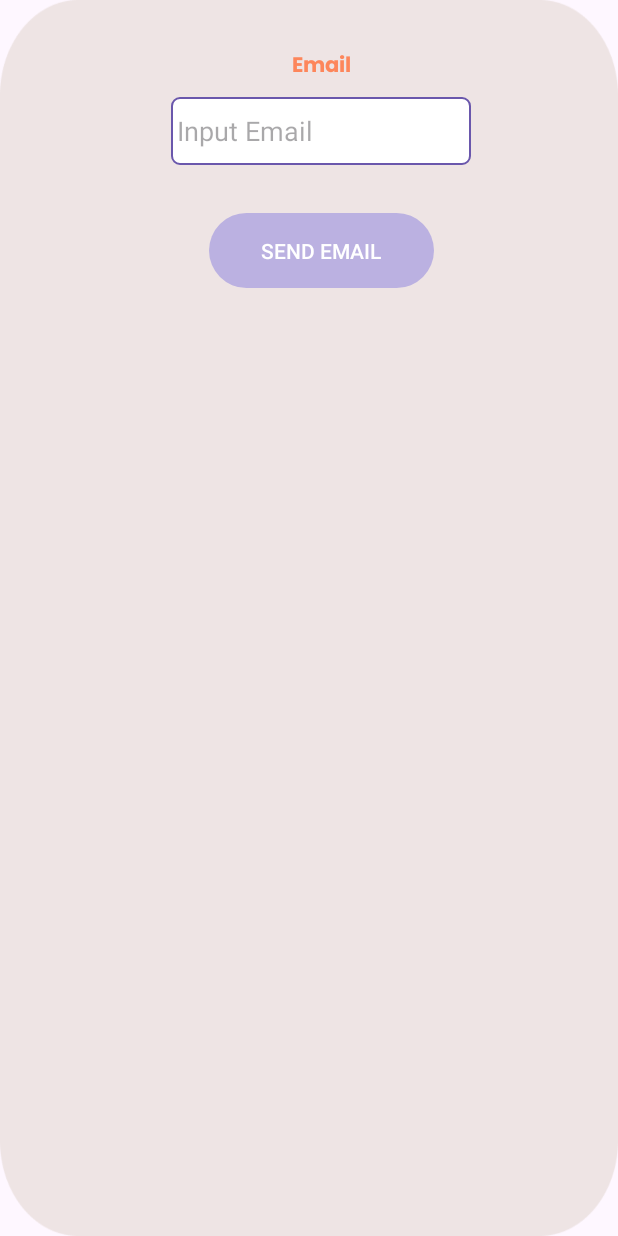
After one commit to Bangkit-Capstone-Project-CH2-PS025/mobile-development, an Android app: the layout fragment_forgot_password.xml on its own in the app's theme, with its tools: preview values and no code run, on a phone screen of 412 x 824 dp. The commit adds this screen. Run offline under Robolectric (Android 15) with nearby library versions, the phone set to English and light mode, and no system bars; Roboto replaces fonts that are not available here.

Commit message:
feat: add forgot password

```diff
--- a/app/src/main/java/com/itinergo/data/request/ForgotPasswordRequest.kt
+++ b/app/src/main/java/com/itinergo/data/request/ForgotPasswordRequest.kt
@@ -4,5 +4,5 @@ import com.google.gson.annotations.SerializedName
 
 data class ForgotPasswordRequest(
     @SerializedName("email")
-    val email: String,
+    val email: String
 )
--- a/app/src/main/java/com/itinergo/data/service/ApiService.kt
+++ b/app/src/main/java/com/itinergo/data/service/ApiService.kt
@@ -1,7 +1,9 @@
 package com.itinergo.data.service
 
+import com.itinergo.data.request.ForgotPasswordRequest
 import com.itinergo.data.request.LoginRequest
 import com.itinergo.data.request.RegisterRequest
+import com.itinergo.data.response.ForgotPasswordResponse
 import com.itinergo.data.response.LoginResponse
 import com.itinergo.data.response.RegisterResponse
 import retrofit2.Call
@@ -15,4 +17,7 @@ interface ApiService {
 
     @POST("auth/register")
     fun registerUser(@Body registerRequest : RegisterRequest): Call<RegisterResponse>
+
+    @POST("auth/forgot-password")
+    fun forgotPassword(@Body request : ForgotPasswordRequest): Call<ForgotPasswordResponse>
 }
--- a/app/src/main/java/com/itinergo/ui/login/LoginActivity.kt
+++ b/app/src/main/java/com/itinergo/ui/login/LoginActivity.kt
@@ -10,6 +10,7 @@ import android.view.View
 import androidx.lifecycle.ViewModelProvider
 import com.itinergo.data.response.BaseResponse
 import com.itinergo.databinding.ActivityLoginBinding
+import com.itinergo.ui.forgot.ForgotPasswordFragment
 import com.itinergo.ui.home.HomeActivity
 import com.itinergo.ui.register.RegisterActivity
 import dagger.hilt.android.AndroidEntryPoint
@@ -40,6 +41,10 @@ class LoginActivity : AppCompatActivity() {
         binding.tvToRegister.setOnClickListener {
             val intent = Intent(this, RegisterActivity::class.java)
             startActivity(intent)
+        }
+        binding.tvForgotPassword.setOnClickListener {
+            val dialogFragment = ForgotPasswordFragment()
+            dialogFragment.show(supportFragmentManager, "dialog_forgot")
         }
     }
 
--- /dev/null
+++ b/app/src/main/res/layout/fragment_forgot_password.xml
@@ -0,0 +1,63 @@
+<?xml version="1.0" encoding="utf-8"?>
+<FrameLayout xmlns:android="http://schemas.android.com/apk/res/android"
+    xmlns:app="http://schemas.android.com/apk/res-auto"
+    xmlns:tools="http://schemas.android.com/tools"
+    android:layout_width="match_parent"
+    android:layout_height="match_parent"
+    android:background="@drawable/verification_bg"
+    tools:context=".ui.forgot.ForgotPasswordFragment">
+
+
+    <androidx.constraintlayout.widget.ConstraintLayout
+        android:layout_width="match_parent"
+        android:layout_height="300dp"
+        >
+
+        <TextView
+            android:id="@+id/tv_email_forgot"
+            android:layout_width="wrap_content"
+            android:layout_height="wrap_content"
+            android:layout_marginStart="16dp"
+            android:layout_marginTop="32dp"
+            android:fontFamily="@font/poppins_bold"
+            android:text="@string/email"
+            android:textColor="@color/peach"
+            app:layout_constraintEnd_toEndOf="parent"
+            app:layout_constraintStart_toStartOf="parent"
+            app:layout_constraintTop_toTopOf="parent" />
+
+        <com.itinergo.utils.EditTextAuth
+            android:id="@+id/ed_email_forgot"
+            android:layout_width="200dp"
+            android:layout_height="wrap_content"
+            android:layout_marginStart="16dp"
+            android:layout_marginTop="8dp"
+            android:hint="@string/input_email"
+            app:layout_constraintEnd_toEndOf="parent"
+            app:layout_constraintStart_toStartOf="parent"
+            app:layout_constraintTop_toBottomOf="@+id/tv_email_forgot" />
+
+        <ProgressBar
+            android:id="@+id/progressBar"
+            android:layout_width="wrap_content"
+            android:layout_height="wrap_content"
+            android:visibility="gone"
+            app:layout_constraintEnd_toEndOf="@+id/ed_email_forgot"
+            app:layout_constraintStart_toStartOf="@+id/ed_email_forgot"
+            app:layout_constraintTop_toBottomOf="@+id/ed_email_forgot" />
+
+        <com.itinergo.utils.PrimaryButton
+            android:id="@+id/btn_send_forgot"
+            android:layout_width="150dp"
+            android:layout_height="50dp"
+            android:layout_marginTop="32dp"
+            android:text="@string/send_email"
+            android:textColor="@color/white"
+            android:enabled="false"
+            app:layout_constraintEnd_toEndOf="@+id/ed_email_forgot"
+            app:layout_constraintStart_toStartOf="@+id/ed_email_forgot"
+            app:layout_constraintTop_toBottomOf="@+id/progressBar" />
+    </androidx.constraintlayout.widget.ConstraintLayout>
+
+
+</FrameLayout>
--- a/app/src/main/res/values/strings.xml
+++ b/app/src/main/res/values/strings.xml
@@ -42,4 +42,6 @@
     <string name="input_username">Input Username</string>
     <string name="done">Done</string>
     <string name="here_you_go">Here you go, Explorer!</string>
+    <string name="send_email">Send Email</string>
+    <string name="forgot_password">Forgot Password</string>
 </resources>
```
Also changed, not shown: app/src/main/java/com/itinergo/data/response/DataForgot.kt (added, +11 -0 lines), app/src/main/java/com/itinergo/data/response/ForgotPasswordResponse.kt (added, +13 -0 lines), app/src/main/java/com/itinergo/ui/forgot/ForgotPasswordFragment.kt (added, +134 -0 lines), app/src/main/java/com/itinergo/ui/forgot/ForgotPasswordViewModel.kt (added, +53 -0 lines), app/src/main/res/layout/activity_login.xml (+11 -2 lines).
